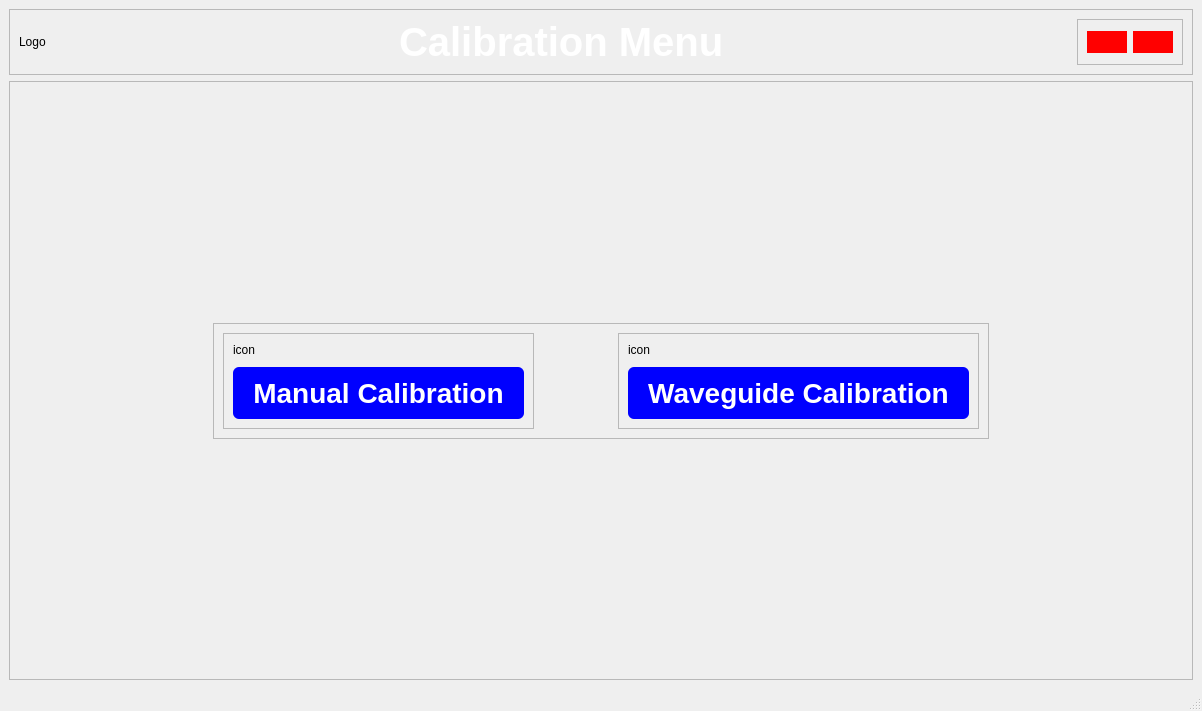
Before: the Qt Designer form Assets/UiFiles/calibrationMenuPage.ui in Jeffrey-Ragland/pyqt5IOCLTwo, drawn with Qt 5.
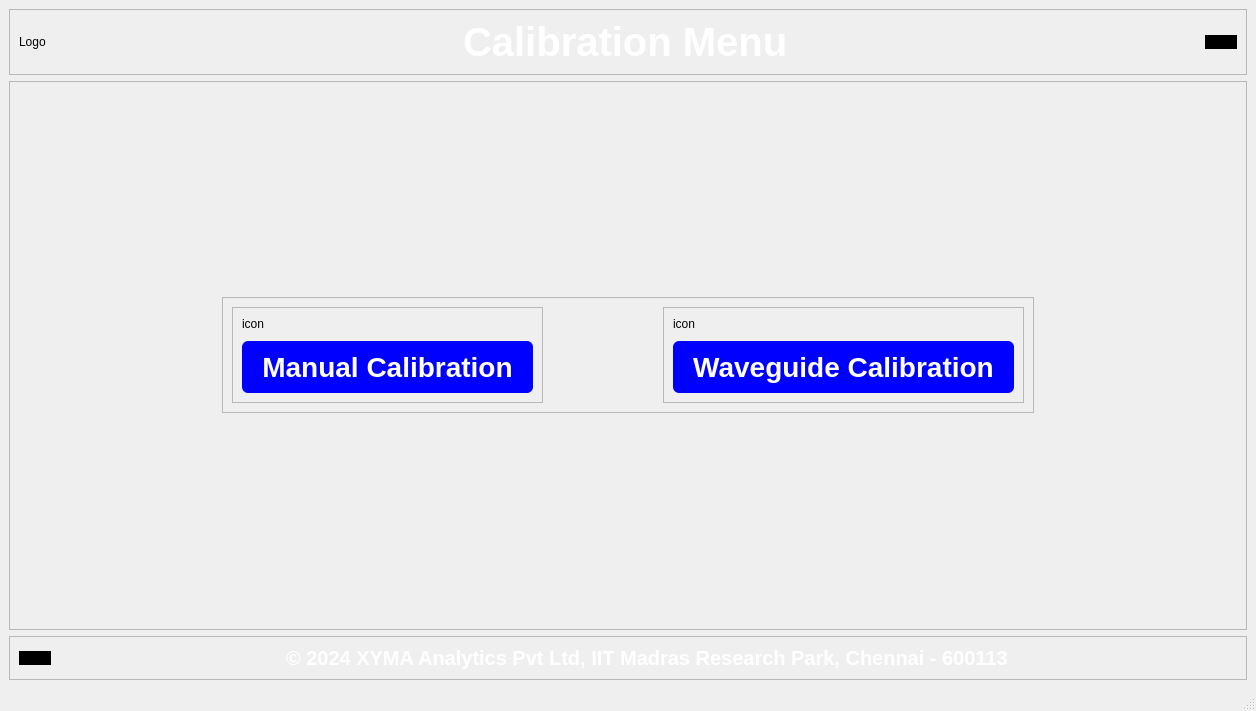
After: the same form once the commit is applied.

Commit message: copyright label added

Diff of the .ui file:
```diff
--- a/Assets/UiFiles/calibrationMenuPage.ui
+++ b/Assets/UiFiles/calibrationMenuPage.ui
@@ -6,7 +6,7 @@
    <rect>
     <x>0</x>
     <y>0</y>
-    <width>1202</width>
+    <width>1256</width>
     <height>711</height>
    </rect>
   </property>
@@ -23,7 +23,7 @@
       <property name="frameShadow">
        <enum>QFrame::Raised</enum>
       </property>
-      <layout class="QHBoxLayout" name="horizontalLayout_2">
+      <layout class="QHBoxLayout" name="horizontalLayout">
        <item>
         <widget class="QLabel" name="XymaLogoLabel">
          <property name="text">
@@ -72,39 +72,17 @@
         </spacer>
        </item>
        <item>
-        <widget class="QFrame" name="frame_2">
+        <widget class="QPushButton" name="calibrationMenuLogoutButton">
          <property name="styleSheet">
-          <string notr="true">QPushButton {
-	background-color: rgb(255, 0, 0);
-   	color: white;
+          <string notr="true">#calibrationMenuLogoutButton {
+	background-color: rgb(0, 0, 0);
 	border-radius: 16px;
-	padding: 4px;
-	font: bold;
 }
 </string>
          </property>
-         <property name="frameShape">
-          <enum>QFrame::StyledPanel</enum>
+         <property name="text">
+          <string/>
          </property>
-         <property name="frameShadow">
-          <enum>QFrame::Raised</enum>
-         </property>
-         <layout class="QHBoxLayout" name="horizontalLayout">
-          <item>
-           <widget class="QPushButton" name="calibrationMenuBackButton">
-            <property name="text">
-             <string/>
-            </property>
-           </widget>
-          </item>
-          <item>
-           <widget class="QPushButton" name="calibrationMenuLogoutButton">
-            <property name="text">
-             <string/>
-            </property>
-           </widget>
-          </item>
-         </layout>
         </widget>
        </item>
       </layout>
@@ -283,6 +261,72 @@
       </layout>
      </widget>
     </item>
+    <item>
+     <widget class="QFrame" name="frame_2">
+      <property name="styleSheet">
+       <string notr="true">QPushButton {
+	background-color: rgb(0, 0, 0);
+	border-radius: 16px;
+}
+</string>
+      </property>
+      <property name="frameShape">
+       <enum>QFrame::StyledPanel</enum>
+      </property>
+      <property name="frameShadow">
+       <enum>QFrame::Raised</enum>
+      </property>
+      <layout class="QHBoxLayout" name="horizontalLayout_2">
+       <item>
+        <widget class="QPushButton" name="calibrationMenuBackButton">
+         <property name="text">
+          <string/>
+         </property>
+        </widget>
+       </item>
+       <item>
+        <spacer name="horizontalSpacer_6">
+         <property name="orientation">
+          <enum>Qt::Horizontal</enum>
+         </property>
+         <property name="sizeHint" stdset="0">
+          <size>
+           <width>205</width>
+           <height>20</height>
+          </size>
+         </property>
+        </spacer>
+       </item>
+       <item>
+        <widget class="QLabel" name="copyrightLabel">
+         <property name="styleSheet">
+          <string notr="true">#copyrightLabel {
+	color: white;
+	font-size: 20px;
+	font-weight: 500;
+}</string>
+         </property>
+         <property name="text">
+          <string>© 2024 XYMA Analytics Pvt Ltd, IIT Madras Research Park, Chennai - 600113</string>
+         </property>
+        </widget>
+       </item>
+       <item>
+        <spacer name="horizontalSpacer_7">
+         <property name="orientation">
+          <enum>Qt::Horizontal</enum>
+         </property>
+         <property name="sizeHint" stdset="0">
+          <size>
+           <width>204</width>
+           <height>20</height>
+          </size>
+         </property>
+        </spacer>
+       </item>
+      </layout>
+     </widget>
+    </item>
    </layout>
   </widget>
   <widget class="QMenuBar" name="menubar">
```
Left out of the diff: 4 changed lines with no effect on the pictures. The commit also changes 6 other files.
